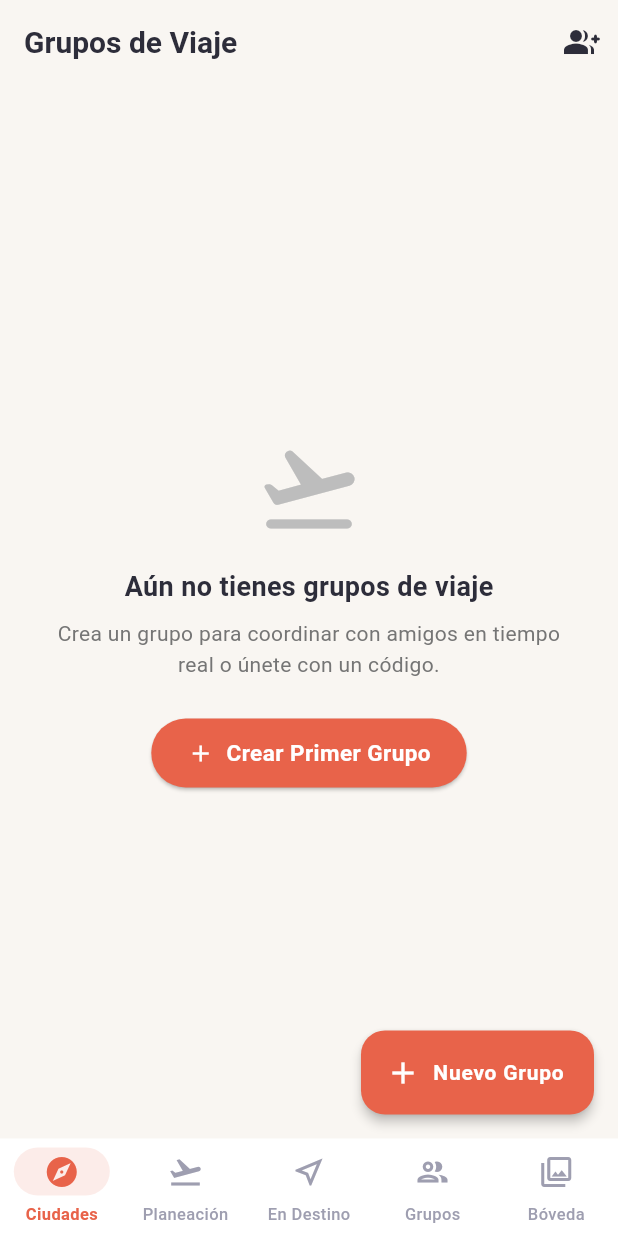
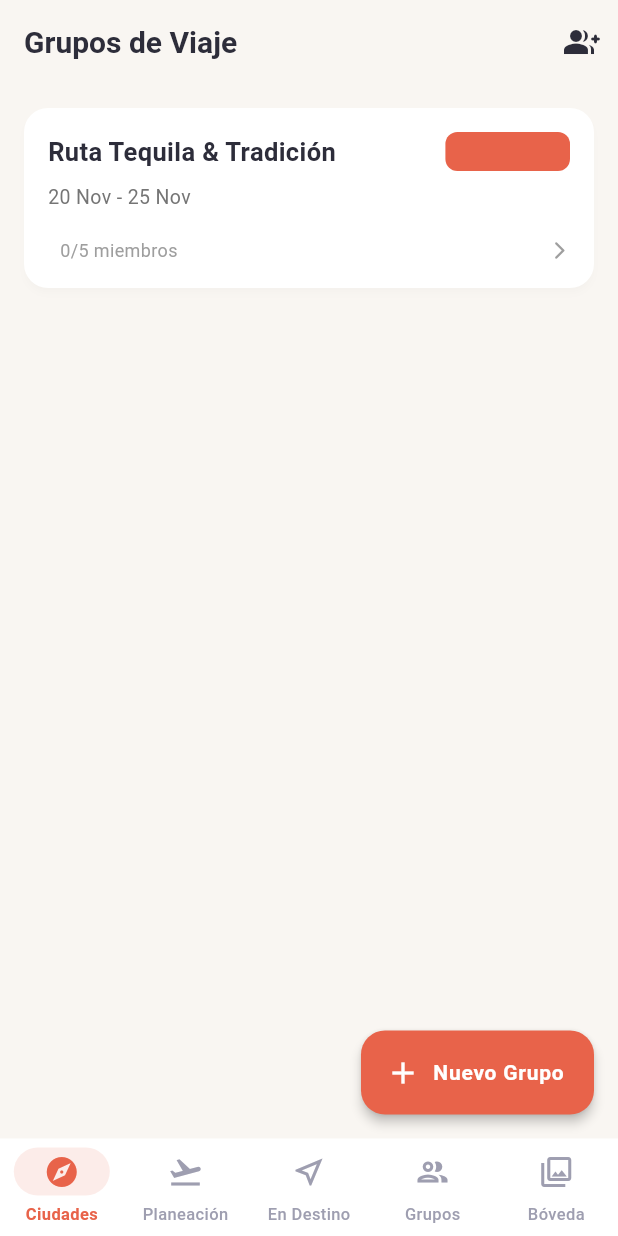
Before and after one commit to danmarshallmx/Waylo, a Flutter app: the GroupsListScreen screen opened by its route, on a phone screen of 412 x 824 dp. Run offline on Flutter 3.47's test engine with Material 3 defaults, Android fonts, the phone set to English and light mode, and no system bars; our stand-ins replace dio, equatable, flutter_bloc, flutter_local_notifications, geolocator, go_router and 7 more; missing offline and left inert: exif; accounts and stored records are empty; network calls fail; Roboto replaces fonts that are missing (Poppins).

Commit message:
fix(runtime): thread-safe Hive box init, intl date formatting, UUID validation, and overflow UI fix

```diff
--- a/mobile/lib/config/routes.dart
+++ b/mobile/lib/config/routes.dart
@@ -83,7 +83,7 @@ class AppRouter {
               path: RoutePaths.memories,
               name: 'memories',
               pageBuilder: (context, state) => const NoTransitionPage(
-                child: MemoriesScreen(groupId: 'demo_group_liverpool'),
+                child: MemoriesScreen(groupId: '00000000-0000-0000-0000-000000000001'),
               ),
             ),
           ],
--- a/mobile/lib/features/city_packages/repositories/city_packages_repository.dart
+++ b/mobile/lib/features/city_packages/repositories/city_packages_repository.dart
@@ -14,18 +14,21 @@ import 'package:waylo/core/models/poi.dart';
 
 class CityPackagesRepository {
   final SupabaseClient _supabase;
-  late final Box<Map> _cityBox;
+  Box<Map>? _cityBox;
   Database? _db;
-  bool _initialized = false;
+  Future<void>? _initFuture;
 
   CityPackagesRepository({SupabaseClient? supabaseClient})
       : _supabase = supabaseClient ?? Supabase.instance.client;
 
-  Future<void> _ensureInitialized() async {
-    if (_initialized) return;
+  Future<void> _ensureInitialized() {
+    return _initFuture ??= _doInitialize();
+  }
 
-    _cityBox = await Hive.openBox<Map>('downloaded_cities');
+  Future<void> _doInitialize() async {
+    _cityBox ??= await Hive.openBox<Map>('downloaded_cities');
 
+    if (_db == null) {
       final dbPath = await getDatabasesPath();
       _db = await openDatabase(
         '$dbPath/waylo_cities.db',
@@ -69,23 +72,71 @@ class CityPackagesRepository {
           );
         },
       );
-
-    _initialized = true;
+    }
   }
 
-  /// Fetches the list of available city packages from Supabase.
+  static final List<CityPackage> _defaultCities = [
+    CityPackage(
+      id: 'city_guadalajara',
+      name: 'Guadalajara',
+      country: 'México',
+      imageUrl: 'https://images.unsplash.com/photo-1596484552834-6a58f850e0a1?auto=format&fit=crop&w=800&q=80',
+      description: 'Capital cultural de Jalisco, tierra del mariachi, tequila y rica arquitectura colonial.',
+      sizeMb: 42.5,
+      version: 1,
+      poiCount: 7,
+      audioCapsuleCount: 7,
+      updatedAt: DateTime(2026, 11, 14),
+      isDownloaded: false,
+    ),
+    CityPackage(
+      id: 'city_madrid',
+      name: 'Madrid',
+      country: 'España',
+      imageUrl: 'https://images.unsplash.com/photo-1539037116277-4db20889f2d4?auto=format&fit=crop&w=800&q=80',
+      description: 'Vibrante capital española con museos de clase mundial y bulevares históricos.',
+      sizeMb: 68.0,
+      version: 1,
+      poiCount: 15,
+      audioCapsuleCount: 12,
+      updatedAt: DateTime(2026, 11, 14),
+      isDownloaded: false,
+    ),
+    CityPackage(
+      id: 'city_liverpool',
+      name: 'Liverpool',
+      country: 'Reino Unido',
+      imageUrl: 'https://images.unsplash.com/photo-1574880537494-1a9806141a87?auto=format&fit=crop&w=800&q=80',
+      description: 'Ciudad marítima patrimonio musical de Los Beatles y gran historia arquitectónica.',
+      sizeMb: 35.2,
+      version: 1,
+      poiCount: 10,
+      audioCapsuleCount: 8,
+      updatedAt: DateTime(2026, 11, 14),
+      isDownloaded: false,
+    ),
+  ];
+
+  /// Fetches the list of available city packages from Supabase with offline fallback.
   Future<List<CityPackage>> fetchAvailableCities() async {
     await _ensureInitialized();
 
+    try {
       final response = await _supabase
           .from('city_packages')
           .select()
           .eq('is_active', true)
           .order('name');
 
-    return (response as List<dynamic>)
+      final list = (response as List<dynamic>)
           .map((json) => CityPackage.fromJson(json as Map<String, dynamic>))
           .toList();
+      if (list.isNotEmpty) return list;
+    } catch (e) {
+      // Graceful fallback to default curated cities if network or Supabase delayed
+    }
+
+    return _defaultCities;
   }
 
   /// Downloads a city package with all assets.
@@ -205,7 +256,7 @@ class CityPackagesRepository {
     }
 
     // 6. Store city package metadata in Hive
-    await _cityBox.put(cityId, cityPackage.toJson());
+    await _cityBox!.put(cityId, cityPackage.toJson());
     controller.add(1.0);
   }
 
@@ -214,10 +265,12 @@ class CityPackagesRepository {
     await _ensureInitialized();
 
     final cities = <CityPackage>[];
-    for (final key in _cityBox.keys) {
-      final json = _cityBox.get(key);
+    if (_cityBox != null) {
+      for (final key in _cityBox!.keys) {
+        final json = _cityBox!.get(key);
         if (json != null) {
           cities.add(CityPackage.fromJson(Map<String, dynamic>.from(json)));
+        }
       }
     }
     return cities;
@@ -228,7 +281,7 @@ class CityPackagesRepository {
     await _ensureInitialized();
 
     // Remove from Hive
-    await _cityBox.delete(cityId);
+    await _cityBox?.delete(cityId);
 
     // Remove POIs from SQLite
     await _db!.delete('pois', where: 'city_id = ?', whereArgs: [cityId]);
--- a/mobile/lib/features/groups/repositories/groups_repository.dart
+++ b/mobile/lib/features/groups/repositories/groups_repository.dart
@@ -19,16 +19,36 @@ class GroupsRepository {
     return List.generate(6, (index) => chars[random.nextInt(chars.length)]).join();
   }
 
+  static final List<TravelGroup> _defaultGroups = [
+    TravelGroup(
+      id: '00000000-0000-0000-0000-000000000001',
+      name: 'Ruta Tequila & Tradición',
+      inviteCode: 'WAY9X2',
+      ownerId: '00000000-0000-0000-0000-000000000001',
+      destinationCity: 'Guadalajara',
+      startDate: DateTime(2026, 11, 20),
+      endDate: DateTime(2026, 11, 25),
+      maxMembers: 5,
+      members: const [],
+      createdAt: DateTime(2026, 11, 14),
+    ),
+  ];
+
   Future<List<TravelGroup>> getUserGroups() async {
-    final userId = _supabase.auth.currentUser?.id;
-    if (userId == null) return [];
+    try {
+      final userId = _supabase.auth.currentUser?.id;
+      if (userId != null) {
+        final response = await _supabase
+            .from('travel_groups')
+            .select('*, group_members(*, profiles(*))')
+            .order('created_at', ascending: false);
 
-    final response = await _supabase
-        .from('travel_groups')
-        .select('*, group_members(*, profiles(*))')
-        .order('created_at', ascending: false);
+        final list = (response as List).map((json) => TravelGroup.fromJson(json)).toList();
+        if (list.isNotEmpty) return list;
+      }
+    } catch (_) {}
 
-    return (response as List).map((json) => TravelGroup.fromJson(json)).toList();
+    return _defaultGroups;
   }
 
   Future<TravelGroup> createGroup({
@@ -37,8 +57,15 @@ class GroupsRepository {
     required DateTime startDate,
     required DateTime endDate,
   }) async {
-    final userId = _supabase.auth.currentUser?.id;
-    if (userId == null) throw Exception('Usuario no autenticado');
+    var userId = _supabase.auth.currentUser?.id;
+    if (userId == null) {
+      try {
+        final authRes = await _supabase.auth.signInAnonymously();
+        userId = authRes.user?.id;
+      } catch (_) {
+        userId = '00000000-0000-0000-0000-000000000001';
+      }
+    }
 
     final inviteCode = generateInviteCode();
 
```
Also changed, not shown: mobile/lib/features/geolocation/screens/geolocation_screen.dart (+7 -3 lines), mobile/lib/features/memories/repositories/memories_repository.dart (+11 -0 lines), mobile/lib/main.dart (+19 -0 lines). Lines whose indentation alone changed are shown as unchanged.
